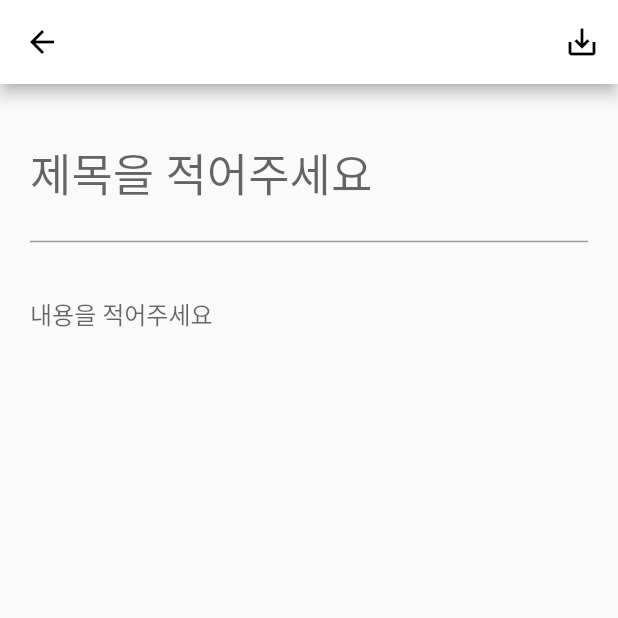
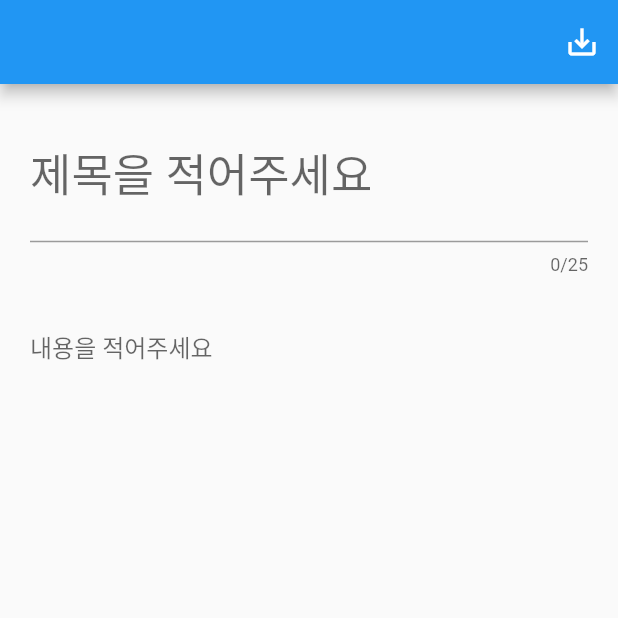
Before and after one commit to BahngJH/Flutter_Memo, a Flutter app: the screen it shows after launch, after a tap on "메모 추가", on a phone screen of 412 x 824 dp, the top half of it. Run offline on Flutter 3.47's test engine with Material 2 defaults, Android fonts, the phone set to English and light mode, and no system bars; our stand-ins replace share, sqflite; accounts and stored records are empty.

Commit message:
공통함수 분리, view.dart 스크롤바 생성, Flexible 옵션추가

```diff
--- a/lib/main.dart
+++ b/lib/main.dart
@@ -11,10 +11,9 @@ class MyApp extends StatelessWidget {
     return MaterialApp(
       title: 'Flutter Demo',
       theme: ThemeData(
-
           primarySwatch: Colors.deepOrange, primaryColor: Colors.white
       ),
-      home: MyHomePage(title: 'Flutter Demo Home Page'),
+      home: MyHomePage(),
     );
   }
 }
--- a/lib/screens/write.dart
+++ b/lib/screens/write.dart
@@ -6,17 +6,21 @@ import 'package:memomemo/database/db.dart';
 import 'package:crypto/crypto.dart';
 import 'dart:convert'; // for the utf8.encode method
 
-class WritePage extends StatelessWidget {
+class WritePage extends StatefulWidget {
+  @override
+  _WritePage createState() => _WritePage();
+}
+
+class _WritePage extends State<WritePage> {
   String title = "";
   String text = "";
-  BuildContext _context;
   String resMsg = "내용이 없어서 저장 안했어요";
 
   @override
   Widget build(BuildContext context) {
-    _context = context;
-    return Scaffold(
-      resizeToAvoidBottomInset: false,
+    return MaterialApp(
+      home: Scaffold(
+        //resizeToAvoidBottomInset: true,
         appBar: AppBar(
           actions: <Widget>[
             IconButton(
@@ -34,22 +38,28 @@ class WritePage extends StatelessWidget {
         body: Padding(
           padding: EdgeInsets.all(20),
           child: Column(
+            crossAxisAlignment: CrossAxisAlignment.stretch,
             children: <Widget>[
               Flexible(
                 child: TextField(
+                  maxLines: 1,
+                  maxLength: 25,
                   onChanged: (String title) {
                     this.title = title;
                   },
                   style: TextStyle(fontSize: 30, fontWeight: FontWeight.w500),
                   keyboardType: TextInputType.multiline,
-                maxLines: 1,
                   decoration: InputDecoration(
                     labelText: '제목을 적어주세요',
                   ),
                 ),
               ),
               Padding(padding: EdgeInsets.all(10)),
+              //Flexible로 공간을 내 맘대로 유지함
+              //3 flex : 6분의 3 즉 1/2 이 비율로 조절 가능
+              //Flexible의 fit : FlexFit.loose 옵션은 차지한 부분의 절반만 사용하게함
               Flexible(
+                flex: 2,
                 child: TextField(
                   onChanged: (String text) {
                     this.text = text;
@@ -63,6 +73,7 @@ class WritePage extends StatelessWidget {
                 ),
               ),
             ],
+          ),
         ),
       ),
     );
```
Also changed, not shown: lib/screens/edit.dart (+6 -7 lines), lib/screens/home.dart (+3 -15 lines), lib/screens/utility.dart (added, +12 -0 lines), lib/screens/view.dart (+14 -3 lines). Lines whose indentation alone changed are shown as unchanged.
